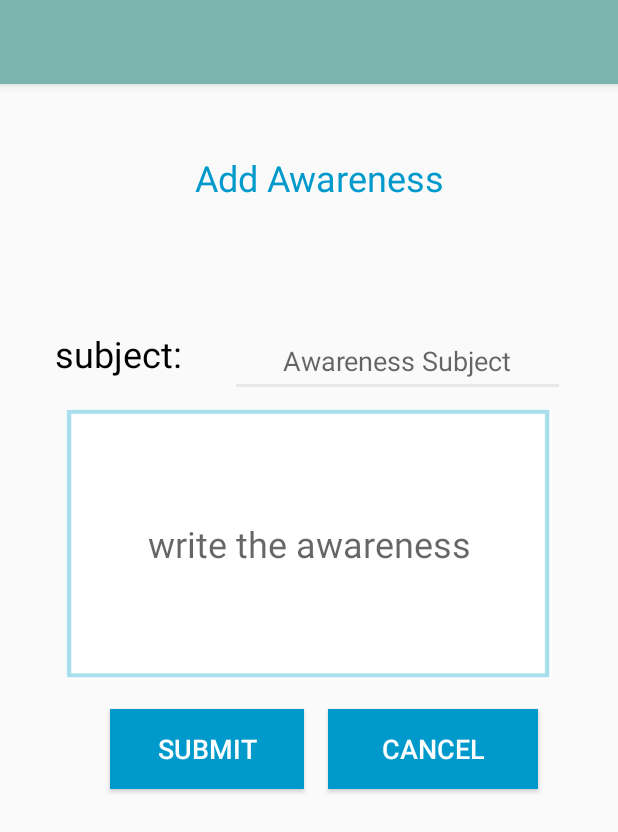
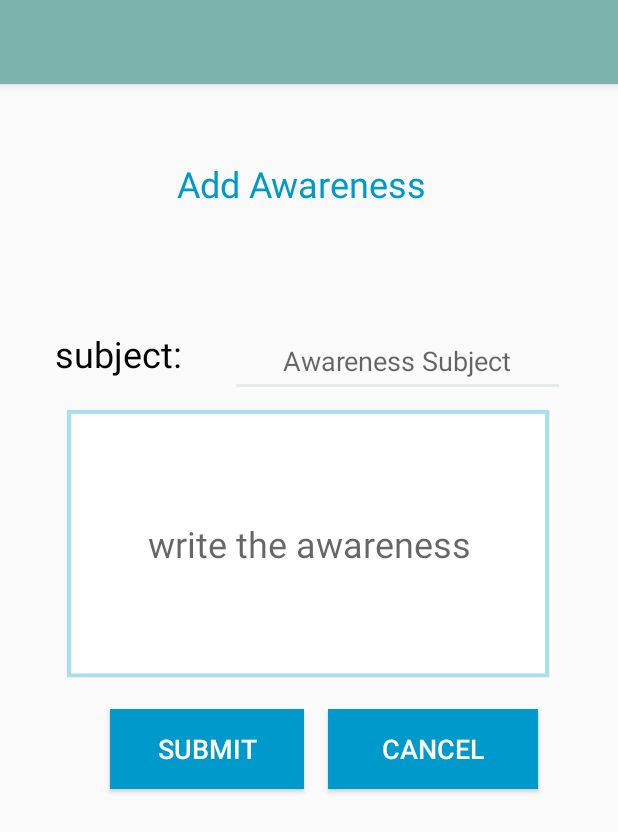
Before and after one commit to reemeeiah/one-stop-cancer-center, an Android app: the add_awareness_for_hospital screen opened directly, with no data from a screen before it, on a phone screen of 412 x 824 dp. Shown: the top 832 px of the screen. Run offline under Robolectric (Android 15) with nearby library versions, the phone set to English and light mode, and no system bars.

Commit message:
تغيير شكل

```diff
--- a/app/src/main/res/layout/activity_add_awareness_for_hospital.xml
+++ b/app/src/main/res/layout/activity_add_awareness_for_hospital.xml
@@ -10,8 +10,8 @@
         android:id="@+id/textView9"
         android:layout_width="234dp"
         android:layout_height="39dp"
-        android:layout_marginBottom="76dp"
-        android:layout_marginLeft="96dp"
+        android:layout_marginBottom="72dp"
+        android:layout_marginLeft="84dp"
         android:autoSizeMaxTextSize="@dimen/activity_vertical_margin"
         android:text="Add Awareness"
         android:textAlignment="center"
```
